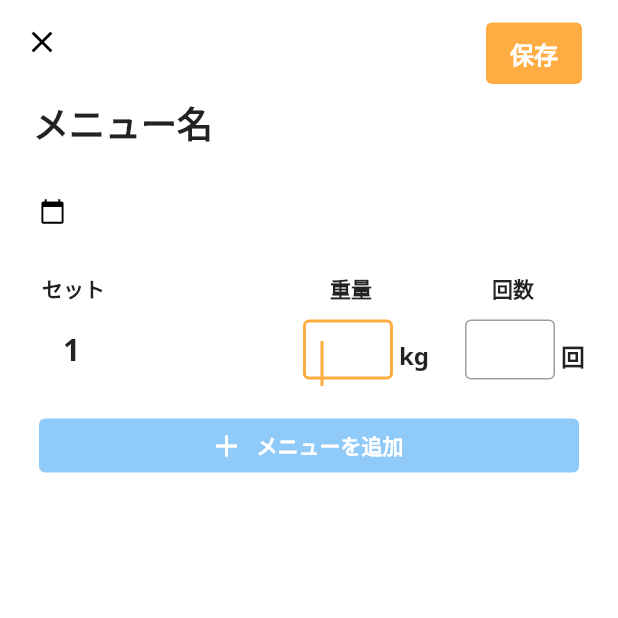
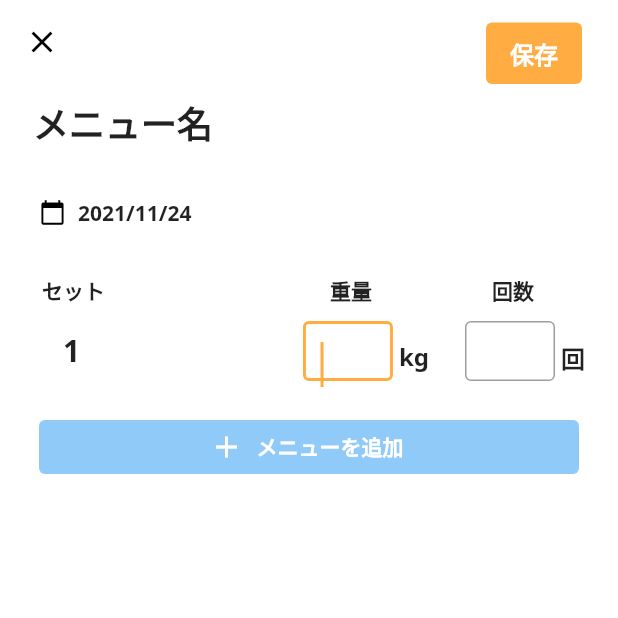
Before and after one commit to daibbon/github_1_1, a Flutter app: the BenchAddPage screen opened directly with empty values, on a phone screen of 412 x 824 dp, the top half of it. Run offline on Flutter 3.47's test engine with Material 2 defaults, Android fonts, the phone set to English and light mode, and no system bars; our stand-ins replace cloud_firestore, firebase_auth, firebase_core, fluttertoast, google_fonts, modal_bottom_sheet; accounts and stored records are empty.

Commit message:
2021/11/24 浅田 26 part2.2

```diff
--- a/lib/bench_add.dart
+++ b/lib/bench_add.dart
@@ -20,6 +20,9 @@ class _BenchAddPageState extends State<BenchAddPage> {
 
   // 入力されたテキストをデータとして持つ
   List<Item> items = [];
+  String yyyy = DateTime.now().year.toString();
+  String MM = DateTime.now().month.toString().padLeft(2);
+  String dd = DateTime.now().day.toString().padLeft(2);
 
   void initState() {
     items.add(Item.create(0, "", ""));
@@ -145,15 +148,13 @@ class _BenchAddPageState extends State<BenchAddPage> {
                         size: 18,
                       ),
                     ),
-                    // Container(
-                    //   child: Text(
-                    //       '${createdAt.year}/${createdAt.month}/${createdAt.day}'
-                    //           '  ${createdAt.hour}:${createdAt.minute}',
-                    //       style: GoogleFonts.notoSans(
-                    //         textStyle: TextStyle(fontWeight: FontWeight.bold, fontSize: 14.0),
-                    //       )
-                    //   ),
-                    // ),
+                    Container(
+                      child: Text('$yyyy/$MM/$dd',
+                          style: GoogleFonts.notoSans(
+                            textStyle: TextStyle(fontWeight: FontWeight.bold, fontSize: 14.0),
+                          ),
+                      ),
+                    ),
                   ],
                 ),
               ),
```
